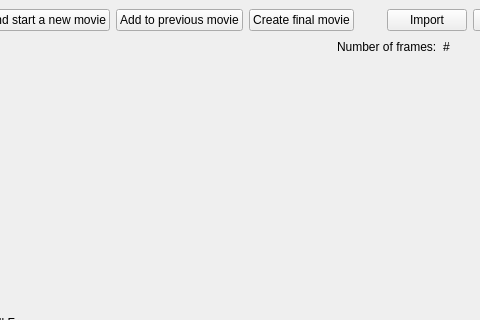
Old version of the form stopmotionanimation.ui in the repository chennes/Stop_Motion_Animation; both pictures show x 183 to 663 and y 0 to 320 of the 831 by 1129 pixel window.
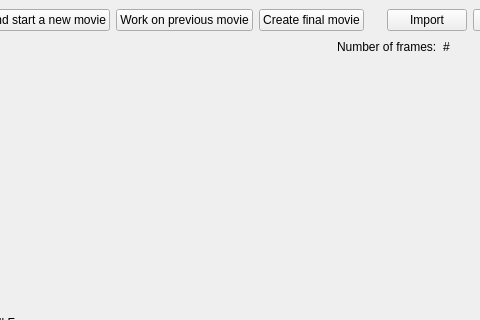
New version of the form. Custom widgets are drawn as their Qt base class.

Commit message: Tweak wording of Add to previous button

```diff
--- a/stopmotionanimation.ui
+++ b/stopmotionanimation.ui
@@ -37,7 +37,7 @@
       <item>
        <widget class="QPushButton" name="addToPreviousButton">
         <property name="text">
-         <string>Add to previous movie</string>
+         <string>Work on previous movie</string>
         </property>
         <property name="autoDefault">
          <bool>false</bool>
```
Left out of the diff: 2 changed lines with no effect on the pictures.
